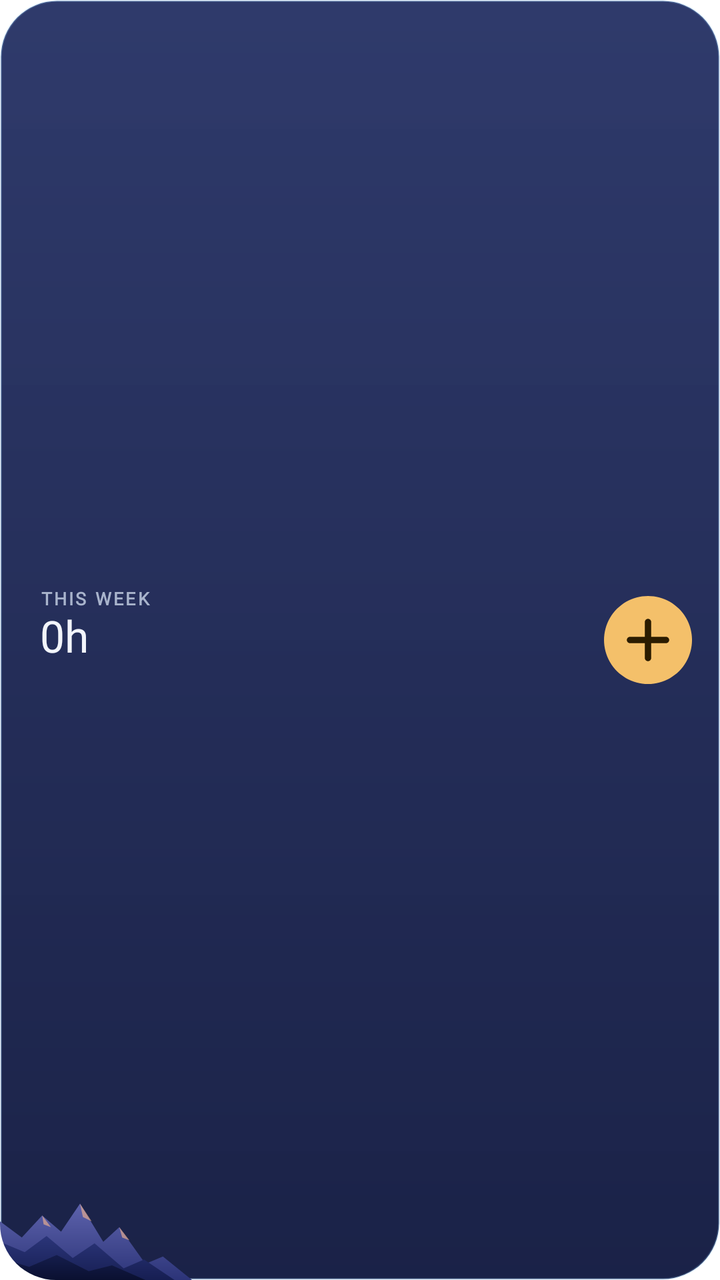
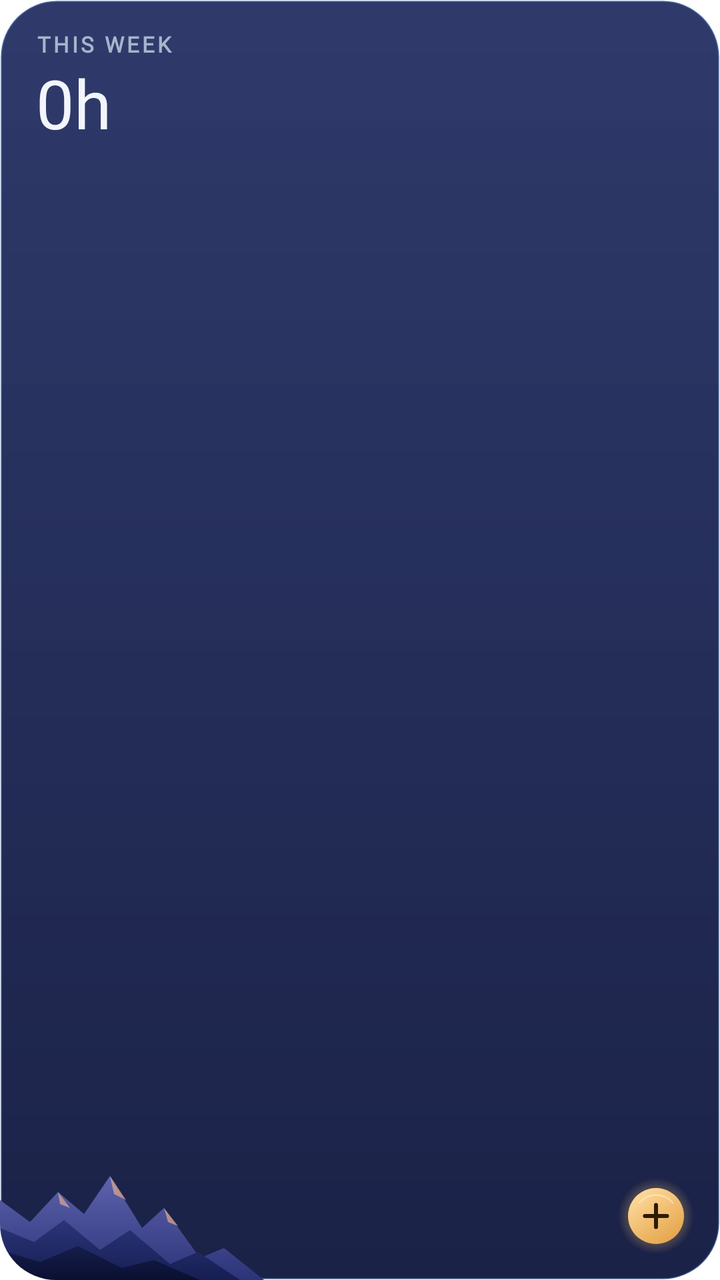

An Android layout rendered at two revisions. The XML below is the earlier revision; the diff shows what the commit changed to produce the second picture.
<!-- AndroidManifest.xml: application theme Theme.Karvo.Starting -->
<!-- res/layout/widget_week.xml -->
<?xml version="1.0" encoding="utf-8"?>
<FrameLayout xmlns:android="http://schemas.android.com/apk/res/android"
    android:id="@+id/widget_root"
    android:layout_width="match_parent"
    android:layout_height="match_parent"
    android:background="@drawable/widget_bg"
    android:clipToOutline="true">

    <ImageView
        android:layout_width="96dp"
        android:layout_height="44dp"
        android:layout_gravity="bottom|start"
        android:importantForAccessibility="no"
        android:scaleType="fitXY"
        android:src="@drawable/widget_ridges" />

    <LinearLayout
        android:layout_width="wrap_content"
        android:layout_height="wrap_content"
        android:layout_gravity="start|center_vertical"
        android:layout_marginStart="20dp"
        android:layout_marginEnd="62dp"
        android:orientation="vertical">

        <TextView
            android:layout_width="wrap_content"
            android:layout_height="wrap_content"
            android:fontFamily="@font/jost"
            android:includeFontPadding="false"
            android:letterSpacing="0.12"
            android:maxLines="1"
            android:text="@string/widget_week_short"
            android:textAllCaps="true"
            android:textColor="@color/widget_mist"
            android:textFontWeight="600"
            android:textSize="9sp" />

        <TextView
            android:id="@+id/widget_hours"
            android:layout_width="wrap_content"
            android:layout_height="wrap_content"
            android:layout_marginTop="1dp"
            android:fontFamily="@font/jost"
            android:includeFontPadding="false"
            android:maxLines="1"
            android:text="0h"
            android:textColor="@color/widget_snow"
            android:textFontWeight="300"
            android:textSize="22sp" />

        <TextView
            android:id="@+id/widget_sub"
            android:layout_width="wrap_content"
            android:layout_height="wrap_content"
            android:layout_marginTop="1dp"
            android:fontFamily="@font/jost"
            android:includeFontPadding="false"
            android:maxLines="1"
            android:textColor="@color/widget_mist"
            android:textSize="11sp" />
    </LinearLayout>

    <ImageView
        android:id="@+id/widget_add"
        android:layout_width="44dp"
        android:layout_height="44dp"
        android:layout_gravity="end|center_vertical"
        android:layout_marginEnd="14dp"
        android:contentDescription="@string/add_lesson"
        android:src="@drawable/widget_add" />
</FrameLayout>
<!-- resources referenced by this layout -->
<resources>
  <color name="widget_mist">#A9B4CC</color>
  <color name="widget_snow">#F2F5FB</color>
  <!-- drawable widget_add (drawable) -->
  <?xml version="1.0" encoding="utf-8"?>
  <vector xmlns:android="http://schemas.android.com/apk/res/android"
      android:width="44dp" android:height="44dp"
      android:viewportWidth="44" android:viewportHeight="44">
      <path android:fillColor="#F4C06A" android:pathData="M22,0a22,22 0 1,0 0.01,0z" />
      <path android:strokeColor="#2B1C00" android:strokeWidth="3.2" android:strokeLineCap="round"
          android:pathData="M22,13V31M13,22H31" />
  </vector>
  <!-- drawable widget_bg (drawable) -->
  <?xml version="1.0" encoding="utf-8"?>
  <shape xmlns:android="http://schemas.android.com/apk/res/android" android:shape="rectangle">
      <corners android:radius="@dimen/widget_radius" />
      <gradient android:angle="270" android:startColor="#F0222E62" android:endColor="#F5111940" />
      <stroke android:width="1dp" android:color="#388CCBFF" />
  </shape>
  <string name="add_lesson">Add lesson</string>
  <string name="widget_week_short">This week</string>
  <style name="Theme.Karvo.Starting" parent="Theme.SplashScreen.IconBackground">
          <item name="windowSplashScreenBackground">@color/alpine_night_background</item>
          <item name="windowSplashScreenIconBackgroundColor">@color/alpine_night_background</item>
          
          <item name="windowSplashScreenAnimatedIcon">@drawable/ic_launcher_foreground</item>
          <item name="postSplashScreenTheme">@style/Theme.Karvo</item>
      </style>
  <dimen name="widget_radius">20dp</dimen>
  <color name="alpine_night_background">#080C1C</color>
  <style name="Theme.Karvo" parent="Theme.AppCompat.DayNight.NoActionBar">
          <item name="android:windowBackground">@color/alpine_night_background</item>
      </style>
  <!-- unchanged entries left out for length: 2 -->
</resources>

<!-- the commit's change to res/layout/widget_week.xml (unified diff, before → after) -->
@@ -7,8 +7,8 @@
     android:clipToOutline="true">
 
     <ImageView
-        android:layout_width="96dp"
-        android:layout_height="44dp"
+        android:layout_width="132dp"
+        android:layout_height="60dp"
         android:layout_gravity="bottom|start"
         android:importantForAccessibility="no"
         android:scaleType="fitXY"
@@ -17,9 +17,10 @@
     <LinearLayout
         android:layout_width="wrap_content"
         android:layout_height="wrap_content"
-        android:layout_gravity="start|center_vertical"
-        android:layout_marginStart="20dp"
-        android:layout_marginEnd="62dp"
+        android:layout_gravity="top|start"
+        android:layout_marginStart="18dp"
+        android:layout_marginTop="16dp"
+        android:layout_marginEnd="14dp"
         android:orientation="vertical">
 
         <TextView
@@ -33,39 +34,41 @@
             android:textAllCaps="true"
             android:textColor="@color/widget_mist"
             android:textFontWeight="600"
-            android:textSize="9sp" />
+            android:textSize="11sp" />
 
         <TextView
             android:id="@+id/widget_hours"
             android:layout_width="wrap_content"
             android:layout_height="wrap_content"
-            android:layout_marginTop="1dp"
+            android:layout_marginTop="4dp"
             android:fontFamily="@font/jost"
             android:includeFontPadding="false"
             android:maxLines="1"
             android:text="0h"
             android:textColor="@color/widget_snow"
             android:textFontWeight="300"
-            android:textSize="22sp" />
+            android:textSize="34sp" />
 
         <TextView
             android:id="@+id/widget_sub"
             android:layout_width="wrap_content"
             android:layout_height="wrap_content"
-            android:layout_marginTop="1dp"
+            android:layout_marginTop="2dp"
             android:fontFamily="@font/jost"
             android:includeFontPadding="false"
             android:maxLines="1"
             android:textColor="@color/widget_mist"
-            android:textSize="11sp" />
+            android:textSize="13sp" />
     </LinearLayout>
 
     <ImageView
         android:id="@+id/widget_add"
-        android:layout_width="44dp"
-        android:layout_height="44dp"
-        android:layout_gravity="end|center_vertical"
-        android:layout_marginEnd="14dp"
+        android:layout_width="40dp"
+        android:layout_height="40dp"
+        android:layout_gravity="bottom|end"
+        android:layout_margin="12dp"
+        android:background="@drawable/widget_add_ripple"
         android:contentDescription="@string/add_lesson"
+        android:scaleType="fitCenter"
         android:src="@drawable/widget_add" />
 </FrameLayout>
<!-- resource entries referenced after the edit -->
@@ -5,12 +5,41 @@
   <!-- drawable widget_add (drawable) -->
   <?xml version="1.0" encoding="utf-8"?>
   <vector xmlns:android="http://schemas.android.com/apk/res/android"
-      android:width="44dp" android:height="44dp"
-      android:viewportWidth="44" android:viewportHeight="44">
-      <path android:fillColor="#F4C06A" android:pathData="M22,0a22,22 0 1,0 0.01,0z" />
-      <path android:strokeColor="#2B1C00" android:strokeWidth="3.2" android:strokeLineCap="round"
-          android:pathData="M22,13V31M13,22H31" />
+      xmlns:aapt="http://schemas.android.com/aapt"
+      android:width="40dp" android:height="40dp"
+      android:viewportWidth="40" android:viewportHeight="40">
+      
+      <path android:pathData="M20,1a19,19 0 1,0 0.01,0z">
+          <aapt:attr name="android:fillColor">
+              <gradient android:type="radial" android:centerX="20" android:centerY="20" android:gradientRadius="19">
+                  <item android:offset="0.7" android:color="#40F4C06A" />
+                  <item android:offset="1" android:color="#00F4C06A" />
+              </gradient>
+          </aapt:attr>
+      </path>
+      
+      <path android:pathData="M20,6a14,14 0 1,0 0.01,0z">
+          <aapt:attr name="android:fillColor">
+              <gradient android:type="linear" android:startX="10" android:startY="6" android:endX="30" android:endY="34"
+                  android:startColor="#FFFFDDA0" android:endColor="#FFE3A146" />
+          </aapt:attr>
+      </path>
+      
+      <path android:strokeColor="#80FFF4DC" android:strokeWidth="0.8" android:strokeLineCap="round"
+          android:pathData="M11.5,13.5A11,11 0 0,1 28.5,13.5" />
+      
+      <path android:strokeColor="#2B1C00" android:strokeWidth="2" android:strokeLineCap="round"
+          android:pathData="M20,14.5V25.5M14.5,20H25.5" />
   </vector>
+  <!-- drawable widget_add_ripple (drawable) -->
+  <?xml version="1.0" encoding="utf-8"?>
+  <ripple xmlns:android="http://schemas.android.com/apk/res/android" android:color="#66F4C06A">
+      <item android:id="@android:id/mask">
+          <shape android:shape="oval">
+              <solid android:color="#FFFFFFFF" />
+          </shape>
+      </item>
+  </ripple>
   <!-- drawable widget_bg (drawable) -->
   <?xml version="1.0" encoding="utf-8"?>
   <shape xmlns:android="http://schemas.android.com/apk/res/android" android:shape="rectangle">
